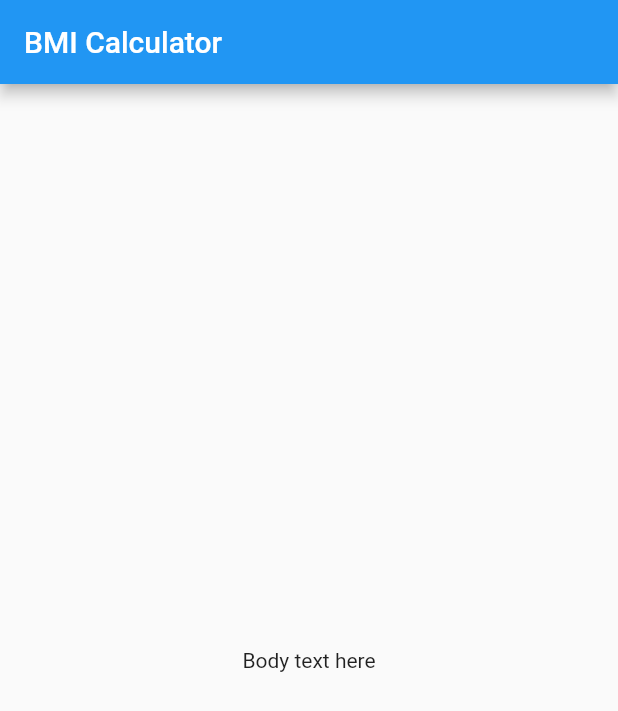
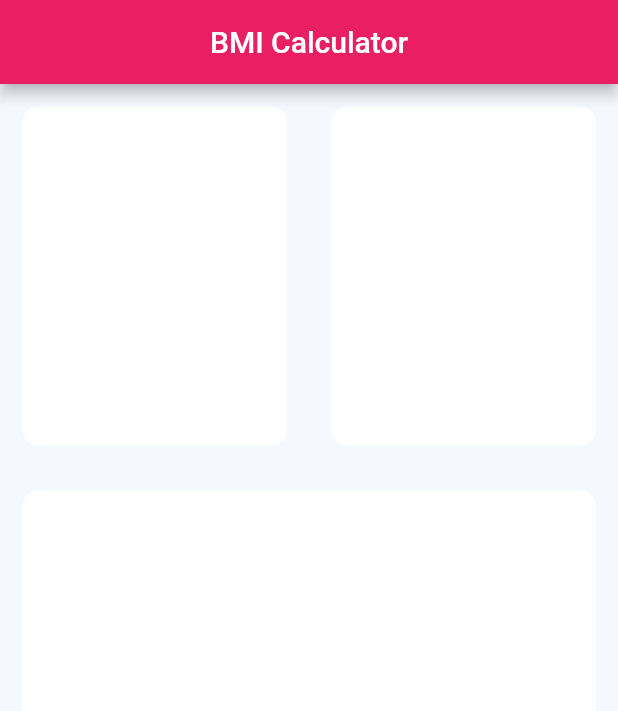
Before and after one commit to SomyaRanjanSahu/BMI-Calculator, a Flutter app: the screen it shows after launch, on a phone screen of 412 x 824 dp. Shown: the top 711 px of the screen. Run offline on Flutter 3.47's test engine with Material 2 defaults, Android fonts, the phone set to English and light mode, and no system bars.

Commit message:
Theme colour and MainScreen layout changed

```diff
--- a/lib/main.dart
+++ b/lib/main.dart
@@ -1,4 +1,5 @@
 import 'package:flutter/material.dart';
+import 'main_screen.dart';
 
 void main() {
   runApp(const MyApp());
@@ -9,27 +10,11 @@ class MyApp extends StatelessWidget {
 
   @override
   Widget build(BuildContext context) {
-    return const MaterialApp(home: MainScreen());
+    return MaterialApp(
+        theme: ThemeData(
+          primarySwatch: Colors.pink,
+          scaffoldBackgroundColor: const Color(0xFFf6f8ff),
+        ),
+        home: const MainScreen());
   }
 }
-
-class MainScreen extends StatefulWidget {
-  const MainScreen({Key? key}) : super(key: key);
-
-  @override
-  _MainScreenState createState() => _MainScreenState();
-}
-
-class _MainScreenState extends State<MainScreen> {
-  @override
-  Widget build(BuildContext context) {
-    return Scaffold(
-      appBar: AppBar(
-        title: const Text("BMI Calculator"),
-      ),
-      body: const Center(
-        child: Text("Body text here"),
-      ),
-    );
-  }
-}
--- /dev/null
+++ b/lib/main_screen.dart
@@ -0,0 +1,79 @@
+import 'package:flutter/material.dart';
+
+class MainScreen extends StatefulWidget {
+  const MainScreen({Key? key}) : super(key: key);
+
+  @override
+  _MainScreenState createState() => _MainScreenState();
+}
+
+class _MainScreenState extends State<MainScreen> {
+  @override
+  Widget build(BuildContext context) {
+    return Scaffold(
+      appBar: AppBar(
+        title: const Text("BMI Calculator"),
+        centerTitle: true,
+      ),
+      body: Column(
+        children: <Widget>[
+          Expanded(
+              child: Row(
+            children: <Widget>[
+              Expanded(
+                child: Container(
+                  margin: const EdgeInsets.all(15.0),
+                  decoration: BoxDecoration(
+                    borderRadius: BorderRadius.circular(10.0),
+                    color: const Color(0xFFffffff),
+                  ),
+                ),
+              ),
+              Expanded(
+                child: Container(
+                  margin: const EdgeInsets.all(15.0),
+                  decoration: BoxDecoration(
+                    borderRadius: BorderRadius.circular(10.0),
+                    color: const Color(0xFFffffff),
+                  ),
+                ),
+              ),
+            ],
+          )),
+          Expanded(
+            child: Container(
+              margin: const EdgeInsets.all(15.0),
+              decoration: BoxDecoration(
+                borderRadius: BorderRadius.circular(10.0),
+                color: const Color(0xFFffffff),
+              ),
+            ),
+          ),
+          Expanded(
+              child: Row(
+            children: <Widget>[
+              Expanded(
+                child: Container(
+                  margin: const EdgeInsets.all(15.0),
+                  decoration: BoxDecoration(
+                    borderRadius: BorderRadius.circular(10.0),
+                    color: const Color(0xFFffffff),
+                  ),
+                ),
+              ),
+              Expanded(
+                child: Container(
+                  margin: const EdgeInsets.all(15.0),
+                  decoration: BoxDecoration(
+                    borderRadius: BorderRadius.circular(10.0),
+                    color: const Color(0xFFffffff),
+                  ),
+                ),
+              ),
+            ],
+          )),
+        ],
+      ),
+    );
+  }
+}
```
